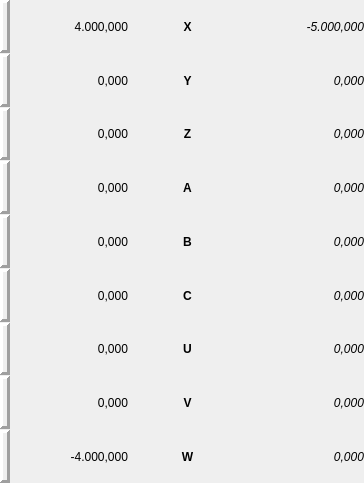
Before: the Qt Designer form src/UI/Position.ui in DjangoReinhard/FalconView, drawn with Qt 5.
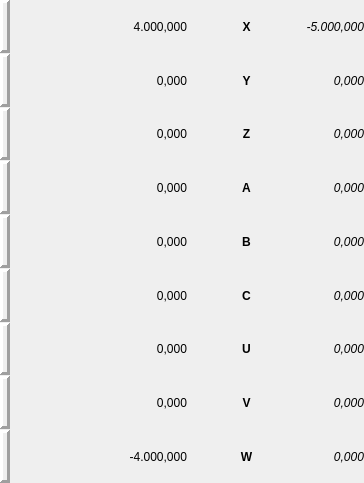
After: the same form once the commit is applied.

What changed in the file:
```diff
--- a/src/UI/Position.ui
+++ b/src/UI/Position.ui
@@ -10,10 +10,19 @@
     <height>483</height>
    </rect>
   </property>
+  <property name="sizePolicy">
+   <sizepolicy hsizetype="Minimum" vsizetype="Minimum">
+    <horstretch>0</horstretch>
+    <verstretch>0</verstretch>
+   </sizepolicy>
+  </property>
   <property name="windowTitle">
    <string>Frame</string>
   </property>
-  <layout class="QGridLayout" name="gridLayout" columnstretch="0,0,0,0,0">
+  <layout class="QGridLayout" name="gridLayout" rowstretch="0,0,0,0,0,0,0,0,0" columnstretch="0,50,10,50,0">
+   <property name="sizeConstraint">
+    <enum>QLayout::SetDefaultConstraint</enum>
+   </property>
    <property name="leftMargin">
     <number>0</number>
    </property>
@@ -31,6 +40,12 @@
    </property>
    <item row="3" column="2">
     <widget class="QLabel" name="posA">
+     <property name="sizePolicy">
+      <sizepolicy hsizetype="MinimumExpanding" vsizetype="Minimum">
+       <horstretch>0</horstretch>
+       <verstretch>0</verstretch>
+      </sizepolicy>
+     </property>
      <property name="text">
       <string notr="true">0,000</string>
      </property>
@@ -44,6 +59,12 @@
    </item>
    <item row="6" column="4">
     <widget class="QLabel" name="dtgU">
+     <property name="sizePolicy">
+      <sizepolicy hsizetype="Minimum" vsizetype="Preferred">
+       <horstretch>0</horstretch>
+       <verstretch>0</verstretch>
+      </sizepolicy>
+     </property>
      <property name="font">
       <font>
        <italic>true</italic>
@@ -78,6 +99,12 @@
    </item>
    <item row="4" column="2">
     <widget class="QLabel" name="posB">
+     <property name="sizePolicy">
+      <sizepolicy hsizetype="MinimumExpanding" vsizetype="Minimum">
+       <horstretch>0</horstretch>
+       <verstretch>0</verstretch>
+      </sizepolicy>
+     </property>
      <property name="text">
       <string notr="true">0,000</string>
      </property>
@@ -91,6 +118,12 @@
    </item>
    <item row="0" column="2">
     <widget class="QLabel" name="posX">
+     <property name="sizePolicy">
+      <sizepolicy hsizetype="MinimumExpanding" vsizetype="Minimum">
+       <horstretch>0</horstretch>
+       <verstretch>0</verstretch>
+      </sizepolicy>
+     </property>
      <property name="autoFillBackground">
       <bool>true</bool>
      </property>
@@ -142,6 +175,12 @@
    </item>
    <item row="4" column="4">
     <widget class="QLabel" name="dtgB">
+     <property name="sizePolicy">
+      <sizepolicy hsizetype="MinimumExpanding" vsizetype="Minimum">
+       <horstretch>0</horstretch>
+       <verstretch>0</verstretch>
+      </sizepolicy>
+     </property>
      <property name="font">
       <font>
        <italic>true</italic>
@@ -160,6 +199,12 @@
    </item>
    <item row="1" column="2">
     <widget class="QLabel" name="posY">
+     <property name="sizePolicy">
+      <sizepolicy hsizetype="MinimumExpanding" vsizetype="Minimum">
+       <horstretch>0</horstretch>
+       <verstretch>0</verstretch>
+      </sizepolicy>
+     </property>
      <property name="text">
       <string notr="true">0,000</string>
      </property>
@@ -173,6 +218,12 @@
    </item>
    <item row="0" column="4">
     <widget class="QLabel" name="dtgX">
+     <property name="sizePolicy">
+      <sizepolicy hsizetype="MinimumExpanding" vsizetype="Minimum">
+       <horstretch>0</horstretch>
+       <verstretch>0</verstretch>
+      </sizepolicy>
+     </property>
      <property name="font">
       <font>
        <italic>true</italic>
@@ -213,6 +264,12 @@
    </item>
    <item row="2" column="2">
     <widget class="QLabel" name="posZ">
+     <property name="sizePolicy">
+      <sizepolicy hsizetype="MinimumExpanding" vsizetype="Minimum">
+       <horstretch>0</horstretch>
+       <verstretch>0</verstretch>
+      </sizepolicy>
+     </property>
      <property name="text">
       <string notr="true">0,000</string>
      </property>
@@ -226,6 +283,12 @@
    </item>
    <item row="8" column="4">
     <widget class="QLabel" name="dtgW">
+     <property name="sizePolicy">
+      <sizepolicy hsizetype="MinimumExpanding" vsizetype="Minimum">
+       <horstretch>0</horstretch>
+       <verstretch>0</verstretch>
+      </sizepolicy>
+     </property>
      <property name="font">
       <font>
        <italic>true</italic>
@@ -266,6 +329,12 @@
    </item>
    <item row="1" column="4">
     <widget class="QLabel" name="dtgY">
+     <property name="sizePolicy">
+      <sizepolicy hsizetype="MinimumExpanding" vsizetype="Minimum">
+       <horstretch>0</horstretch>
+       <verstretch>0</verstretch>
+      </sizepolicy>
+     </property>
      <property name="font">
       <font>
        <italic>true</italic>
@@ -284,6 +353,12 @@
    </item>
    <item row="6" column="2">
     <widget class="QLabel" name="posU">
+     <property name="sizePolicy">
+      <sizepolicy hsizetype="MinimumExpanding" vsizetype="Minimum">
+       <horstretch>0</horstretch>
+       <verstretch>0</verstretch>
+      </sizepolicy>
+     </property>
      <property name="text">
       <string notr="true">0,000</string>
      </property>
@@ -423,6 +498,12 @@
    </item>
    <item row="2" column="4">
     <widget class="QLabel" name="dtgZ">
+     <property name="sizePolicy">
+      <sizepolicy hsizetype="MinimumExpanding" vsizetype="Minimum">
+       <horstretch>0</horstretch>
+       <verstretch>0</verstretch>
+      </sizepolicy>
+     </property>
      <property name="font">
       <font>
        <italic>true</italic>
@@ -463,6 +544,12 @@
    </item>
    <item row="7" column="4">
     <widget class="QLabel" name="dtgV">
+     <property name="sizePolicy">
+      <sizepolicy hsizetype="MinimumExpanding" vsizetype="Minimum">
+       <horstretch>0</horstretch>
+       <verstretch>0</verstretch>
+      </sizepolicy>
+     </property>
      <property name="font">
       <font>
        <italic>true</italic>
@@ -481,6 +568,12 @@
    </item>
    <item row="7" column="2">
     <widget class="QLabel" name="posV">
+     <property name="sizePolicy">
+      <sizepolicy hsizetype="MinimumExpanding" vsizetype="Minimum">
+       <horstretch>0</horstretch>
+       <verstretch>0</verstretch>
+      </sizepolicy>
+     </property>
      <property name="text">
       <string notr="true">0,000</string>
      </property>
@@ -516,6 +609,12 @@
    </item>
    <item row="8" column="2">
     <widget class="QLabel" name="posW">
+     <property name="sizePolicy">
+      <sizepolicy hsizetype="MinimumExpanding" vsizetype="Minimum">
+       <horstretch>0</horstretch>
+       <verstretch>0</verstretch>
+      </sizepolicy>
+     </property>
      <property name="text">
       <string notr="true">-4.000,000</string>
      </property>
@@ -529,6 +628,12 @@
    </item>
    <item row="5" column="2">
     <widget class="QLabel" name="posC">
+     <property name="sizePolicy">
+      <sizepolicy hsizetype="MinimumExpanding" vsizetype="Minimum">
+       <horstretch>0</horstretch>
+       <verstretch>0</verstretch>
+      </sizepolicy>
+     </property>
      <property name="text">
       <string notr="true">0,000</string>
      </property>
@@ -558,6 +663,12 @@
    </item>
    <item row="3" column="4">
     <widget class="QLabel" name="dtgA">
+     <property name="sizePolicy">
+      <sizepolicy hsizetype="MinimumExpanding" vsizetype="Minimum">
+       <horstretch>0</horstretch>
+       <verstretch>0</verstretch>
+      </sizepolicy>
+     </property>
      <property name="font">
       <font>
        <italic>true</italic>
@@ -576,6 +687,12 @@
    </item>
    <item row="5" column="4">
     <widget class="QLabel" name="dtgC">
+     <property name="sizePolicy">
+      <sizepolicy hsizetype="MinimumExpanding" vsizetype="Minimum">
+       <horstretch>0</horstretch>
+       <verstretch>0</verstretch>
+      </sizepolicy>
+     </property>
      <property name="font">
       <font>
        <italic>true</italic>
```
